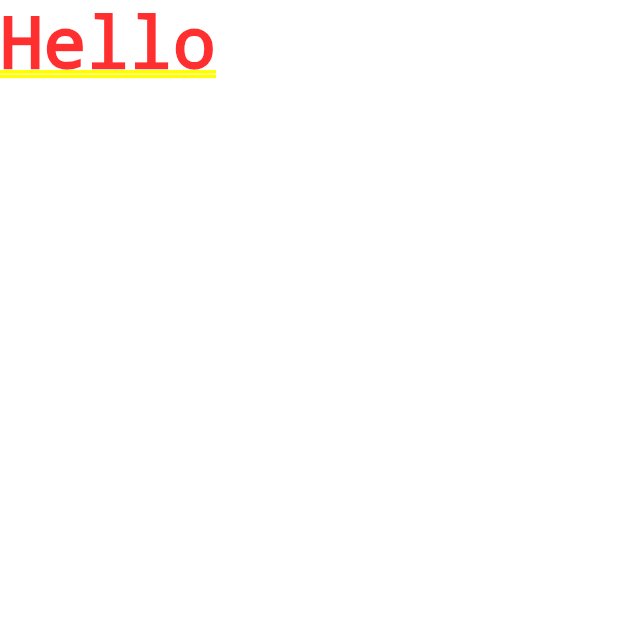
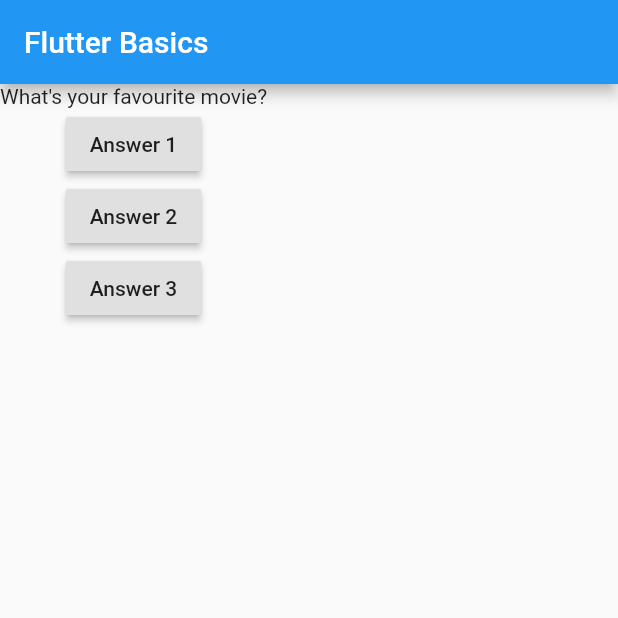
Before and after one commit to rantoinne/Flutter-Intro, a Flutter app: the screen it shows after launch, on a phone screen of 412 x 824 dp, the top half of it. Run offline on Flutter 3.47's test engine with Material 2 defaults, Android fonts, the phone set to English and light mode, and no system bars.

Commit message:
update pubspec.yml file

```diff
--- a/lib/main.dart
+++ b/lib/main.dart
@@ -5,7 +5,41 @@ void main() {
 }
 
 class MyApp extends StatelessWidget {
+  void onPressAnswerQuestionButton() {
+    print('Pressed 1 answer!');
+  }
+
+  @override
   Widget build(BuildContext context) {
-    return MaterialApp(home: Text('Hello'));
+    var questions = [
+      'What\'s your favourite color?',
+      'What\'s your favourite movie?',
+    ];
+    return MaterialApp(
+      home: Scaffold(
+        appBar: AppBar(
+          title: const Text('Flutter Basics'),
+        ),
+        body: Column(
+          children: [
+            Text(
+              questions[1],
+            ),
+            RaisedButton(
+              child: Text('Answer 1'),
+              onPressed: onPressAnswerQuestionButton,
+            ),
+            RaisedButton(
+              child: Text('Answer 2'),
+              onPressed: () => print('Pressed 2 answer!'),
+            ),
+            RaisedButton(
+              child: Text('Answer 3'),
+              onPressed: () => print('Pressed 3 answer!'),
+            ),
+          ],
+        ),
+      ),
+    );
   }
 }
```
Also changed, not shown: pubspec.yaml (+2 -15 lines), pubspec.lock.
